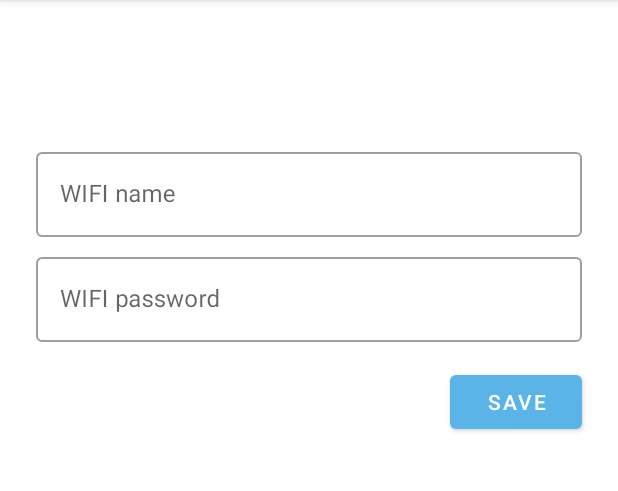
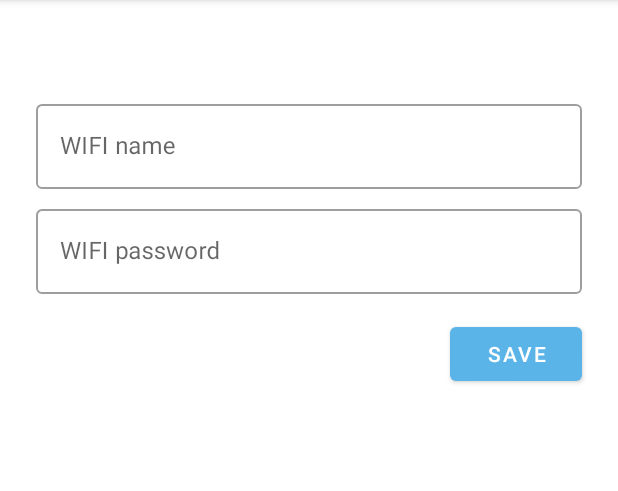
Before and after one commit to airella-system/airella-android-app, an Android app: the fragment WifiConfigFragment placed in its activity, after a tap on "SAVE", on a phone screen of 412 x 824 dp, the part 84-575 px from its top. Run offline under Robolectric (Android 15) with nearby library versions, the phone set to English and light mode, and no system bars; 3 statements that could not run were skipped.

Commit message:
Station WIFI configuration improved and some bugs fixed

```diff
--- a/app/src/main/java/org/airella/airella/data/api/auth/RegisterData.kt
+++ b/app/src/main/java/org/airella/airella/data/api/auth/RegisterData.kt
@@ -3,4 +3,4 @@ package org.airella.airella.data.api.auth
 import com.squareup.moshi.JsonClass
 
 @JsonClass(generateAdapter = true)
-data class RegisterData(val username: String, val email: String, val password: String)
+data class RegisterData(val email: String, val password: String)
--- a/app/src/main/java/org/airella/airella/data/model/auth/LoginResponse.kt
+++ b/app/src/main/java/org/airella/airella/data/model/auth/LoginResponse.kt
@@ -7,5 +7,5 @@ data class LoginResponse(
     val accessToken: AccessToken? = null,
     val refreshToken: String,
     val stationRegistrationToken: String,
-    var username: String = ""
+    var email: String = ""
 )
--- a/app/src/main/java/org/airella/airella/data/service/BluetoothService.kt
+++ b/app/src/main/java/org/airella/airella/data/service/BluetoothService.kt
@@ -23,11 +23,11 @@ object BluetoothService {
                         if (scanning.value!!) {
                             bluetoothAdapter.bluetoothLeScanner.stopScan(callback)
                             scanning.value = false
-                            Log.e("Stop scan")
+                            Log.i("Stop BT scan")
                         }
                     }, scanPeriod)
                     scanning.value = true
-                    Log.e("Start scan")
+                    Log.i("Start BT scan")
                     bluetoothAdapter.bluetoothLeScanner.startScan(callback)
                 }
             }
@@ -35,7 +35,7 @@ object BluetoothService {
                 if (scanning.value!!) {
                     bluetoothAdapter.bluetoothLeScanner.stopScan(callback)
                     scanning.value = false
-                    Log.e("Stop scan")
+                    Log.i("Stop BT scan")
                 }
             }
         }
--- a/app/src/main/java/org/airella/airella/data/service/StationService.kt
+++ b/app/src/main/java/org/airella/airella/data/service/StationService.kt
@@ -1,8 +1,6 @@
 package org.airella.airella.data.service
 
-import io.reactivex.rxjava3.android.schedulers.AndroidSchedulers
 import io.reactivex.rxjava3.core.Single
-import io.reactivex.rxjava3.schedulers.Schedulers
 import org.airella.airella.data.api.getResponse
 import org.airella.airella.data.api.station.StationApi
 import org.airella.airella.data.model.sensor.Station
@@ -13,7 +11,5 @@ object StationService {
 
     fun getStations(): Single<List<Station>> = stationApi.getStations()
         .getResponse()
-        .subscribeOn(Schedulers.io())
-        .observeOn(AndroidSchedulers.mainThread())
 
 }
--- a/app/src/main/java/org/airella/airella/ui/addstation/btlist/BTListFragment.kt
+++ b/app/src/main/java/org/airella/airella/ui/addstation/btlist/BTListFragment.kt
@@ -51,13 +51,13 @@ class BTListFragment : Fragment() {
         bt_list.layoutManager = LinearLayoutManager(requireContext())
         bt_list.adapter = adapter
 
-        viewModel.btDevicesList.observe(requireActivity(), Observer { btDevices ->
+        viewModel.btDevicesList.observe(viewLifecycleOwner, Observer { btDevices ->
             adapter.setDevices(btDevices)
         })
 
-//        BluetoothService.isScanning.observe(requireActivity(), Observer {
-//            loading.visibility = if(it) View.VISIBLE else View.GONE
-//        })
+        BluetoothService.isScanning.observe(viewLifecycleOwner, Observer {
+            loading.visibility = if (it) View.VISIBLE else View.GONE
+        })
 
         checkBtAndScanDevices()
     }
--- a/app/src/main/java/org/airella/airella/ui/addstation/wificonfig/WifiConfigFragment.kt
+++ b/app/src/main/java/org/airella/airella/ui/addstation/wificonfig/WifiConfigFragment.kt
@@ -16,6 +16,8 @@ import org.airella.airella.utils.afterTextChanged
 class WifiConfigFragment : Fragment() {
 
     private lateinit var viewModel: WifiConfigViewModel
+
+    private val toast: Toast by lazy { Toast.makeText(requireContext(), "", Toast.LENGTH_SHORT) }
 
     override fun onCreateView(
         inflater: LayoutInflater,
@@ -44,8 +46,13 @@ class WifiConfigFragment : Fragment() {
             viewModel.saveConfig(requireContext())
         }
 
-        viewModel.statusToast.observe(requireActivity(), Observer {
-            Toast.makeText(requireContext(), it, Toast.LENGTH_LONG).show()
+        viewModel.status.observe(viewLifecycleOwner, Observer {
+            toast.setText(it)
+            toast.show()
+        })
+
+        viewModel.errorStatus.observe(viewLifecycleOwner, Observer {
+            error_status.text = it
         })
     }
 
--- a/app/src/main/java/org/airella/airella/ui/home/StationAdapter.kt
+++ b/app/src/main/java/org/airella/airella/ui/home/StationAdapter.kt
@@ -8,7 +8,7 @@ import org.airella.airella.R
 import org.airella.airella.data.model.sensor.Station
 import org.airella.airella.utils.inflate
 
-class StationAdapter() : RecyclerView.Adapter<StationAdapter.StationHolder>() {
+class StationAdapter : RecyclerView.Adapter<StationAdapter.StationHolder>() {
 
     private val stations: MutableList<Station> = arrayListOf()
 
--- a/app/src/main/java/org/airella/airella/ui/login/LoginActivity.kt
+++ b/app/src/main/java/org/airella/airella/ui/login/LoginActivity.kt
@@ -95,7 +95,7 @@ class LoginActivity : AppCompatActivity() {
 
     private fun showLoginSuccess(model: LoginResponse) {
         val welcome = getString(R.string.welcome)
-        val displayName = model.username
+        val displayName = model.email
 
         Toast.makeText(
             applicationContext,
--- a/app/src/main/java/org/airella/airella/ui/login/LoginViewModel.kt
+++ b/app/src/main/java/org/airella/airella/ui/login/LoginViewModel.kt
@@ -21,7 +21,7 @@ class LoginViewModel : ViewModel() {
     val usernameError = MutableLiveData<Int>(null)
     val passwordError = MutableLiveData<Int>(null)
 
-    val isDataValid = MutableLiveData<Boolean>(false)
+    val isDataValid = MutableLiveData(false)
 
     private val _loginResult = MutableLiveData<Result<LoginResponse, Int>>()
     val loginResult: LiveData<Result<LoginResponse, Int>> = _loginResult
--- a/app/src/main/java/org/airella/airella/ui/register/RegisterViewModel.kt
+++ b/app/src/main/java/org/airella/airella/ui/register/RegisterViewModel.kt
@@ -24,7 +24,7 @@ class RegisterViewModel() : ViewModel() {
     val passwordError = MutableLiveData<Int>(null)
     val passwordConfirmError = MutableLiveData<Int>(null)
 
-    val isDataValid = MutableLiveData<Boolean>(false)
+    val isDataValid = MutableLiveData(false)
 
     private val _registerResult = MutableLiveData<Result<Boolean, Int>>()
     val registerResult: LiveData<Result<Boolean, Int>> = _registerResult
@@ -66,7 +66,7 @@ class RegisterViewModel() : ViewModel() {
     fun emailChanged(email: String) {
         this.email = email
         if (!AuthUtils.isEmailValid(email)) {
-            emailError.value = R.string.invalid_username
+            emailError.value = R.string.invalid_email
         }
         validateForm()
     }
@@ -82,7 +82,7 @@ class RegisterViewModel() : ViewModel() {
     fun passwordConfirmChanged(passwordConfirm: String) {
         this.passwordConfirm = passwordConfirm
         if (!AuthUtils.isPasswordConfirmValid(password, passwordConfirm)) {
-            passwordConfirmError.value = R.string.invalid_password
+            passwordConfirmError.value = R.string.invalid_password_confirm
         }
         validateForm()
     }
--- a/app/src/main/java/org/airella/airella/utils/Log.kt
+++ b/app/src/main/java/org/airella/airella/utils/Log.kt
@@ -1,9 +1,10 @@
 package org.airella.airella.utils
 
 object Log {
-    fun v(text: String) = android.util.Log.v("airella", text)
-    fun d(text: String) = android.util.Log.d("airella", text)
-    fun i(text: String) = android.util.Log.i("airella", text)
-    fun w(text: String) = android.util.Log.w("airella", text)
-    fun e(text: String) = android.util.Log.e("airella", text)
+    private const val loggerTag = "airella-debug"
+
+    fun d(text: String) = android.util.Log.w(loggerTag, text)
+    fun i(text: String) = android.util.Log.w(loggerTag, text)
+    fun w(text: String) = android.util.Log.w(loggerTag, text)
+    fun e(text: String) = android.util.Log.e(loggerTag, text)
 }
--- a/app/src/main/res/layout/activity_login.xml
+++ b/app/src/main/res/layout/activity_login.xml
@@ -28,8 +28,8 @@
             android:layout_width="match_parent"
             android:layout_height="wrap_content"
 
-            android:hint="@string/prompt_login"
-            android:inputType="text"
+            android:hint="@string/prompt_email"
+            android:inputType="textEmailAddress"
             android:selectAllOnFocus="true" />
 
     </com.google.android.material.textfield.TextInputLayout>
--- a/app/src/main/res/layout/fragment_wifi_config.xml
+++ b/app/src/main/res/layout/fragment_wifi_config.xml
@@ -10,7 +10,7 @@
         android:layout_width="0dp"
         android:layout_height="wrap_content"
         android:layout_marginStart="24dp"
-        android:layout_marginTop="96dp"
+        android:layout_marginTop="64dp"
         android:layout_marginEnd="24dp"
         app:layout_constraintEnd_toEndOf="parent"
         app:layout_constraintStart_toStartOf="parent"
@@ -47,7 +47,7 @@
             android:hint="@string/prompt_wifi_password"
             android:imeActionLabel="@string/action_sign_in_short"
             android:imeOptions="actionDone"
-            android:inputType="text"
+            android:inputType="textPassword"
             android:selectAllOnFocus="true" />
 
     </com.google.android.material.textfield.TextInputLayout>
@@ -62,4 +62,16 @@
         app:layout_constraintEnd_toEndOf="@+id/wifiPasswordLayout"
         app:layout_constraintTop_toBottomOf="@+id/wifiPasswordLayout" />
 
+    <TextView
+        android:id="@+id/error_status"
+        android:layout_width="wrap_content"
+        android:layout_height="wrap_content"
+        android:layout_marginTop="60dp"
+        android:textColor="@android:color/holo_red_dark"
+        android:textStyle="bold"
+        app:layout_constraintEnd_toEndOf="parent"
+        app:layout_constraintHorizontal_bias="0.498"
+        app:layout_constraintStart_toStartOf="parent"
+        app:layout_constraintTop_toBottomOf="@+id/save" />
+
 </androidx.constraintlayout.widget.ConstraintLayout>
```
Also changed, not shown: app/src/main/java/org/airella/airella/data/api/ApiResponse.kt (+6 -2 lines), app/src/main/java/org/airella/airella/data/service/AuthService.kt (+7 -19 lines), app/src/main/java/org/airella/airella/ui/addstation/wificonfig/WifiConfigViewModel.kt (+68 -32 lines), app/src/main/java/org/airella/airella/ui/home/HomeFragment.kt (+13 -9 lines), app/src/main/java/org/airella/airella/utils/Config.kt (+8 -4 lines), app/src/main/res/values/strings.xml (+5 -2 lines), 1 other file.
